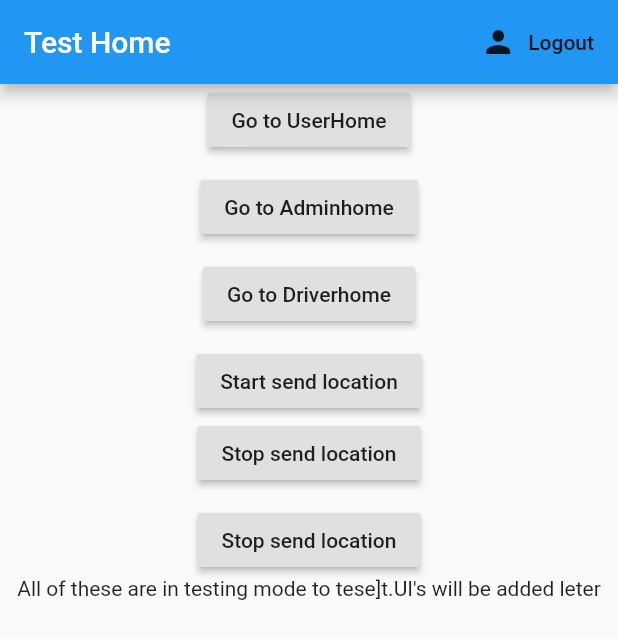
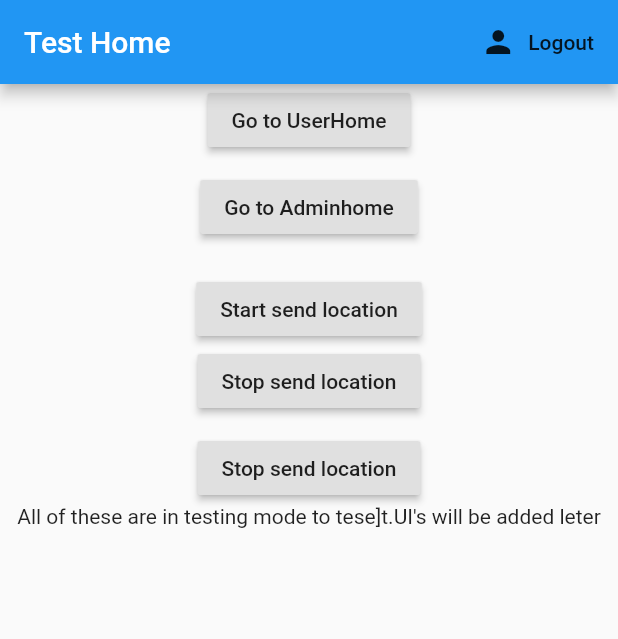
Before and after one commit to Kochchiye-Ko/Mobile, a Flutter app: the screen it shows after launch, on a phone screen of 412 x 824 dp. Shown: the top 639 px of the screen. Run offline on Flutter 3.47's test engine with Material 2 defaults, Android fonts, the phone set to English and light mode, and no system bars; our stand-ins replace cloud_firestore, firebase_auth, flutter_spinkit, google_maps_flutter, google_sign_in, location and 1 more; missing offline and left inert: background_location, flutter_auth_buttons, geoflutterfire; accounts and stored records are empty.

Commit message:
Major changes

```diff
--- a/lib/Testhome.dart
+++ b/lib/Testhome.dart
@@ -78,15 +78,7 @@ class _TestHomeState extends State<TestHome> {
                SizedBox(
                 height: 10.0,
               ),
-              RaisedButton(
-                child: Text("Go to Driverhome"),
-                onPressed: () {
-                  Navigator.push(
-                    context,
-                    MaterialPageRoute(builder: (context) => Driverhome()),
-                  );
-                },
-              ),
+
               SizedBox(
                 height: 10.0,
               ),
```
